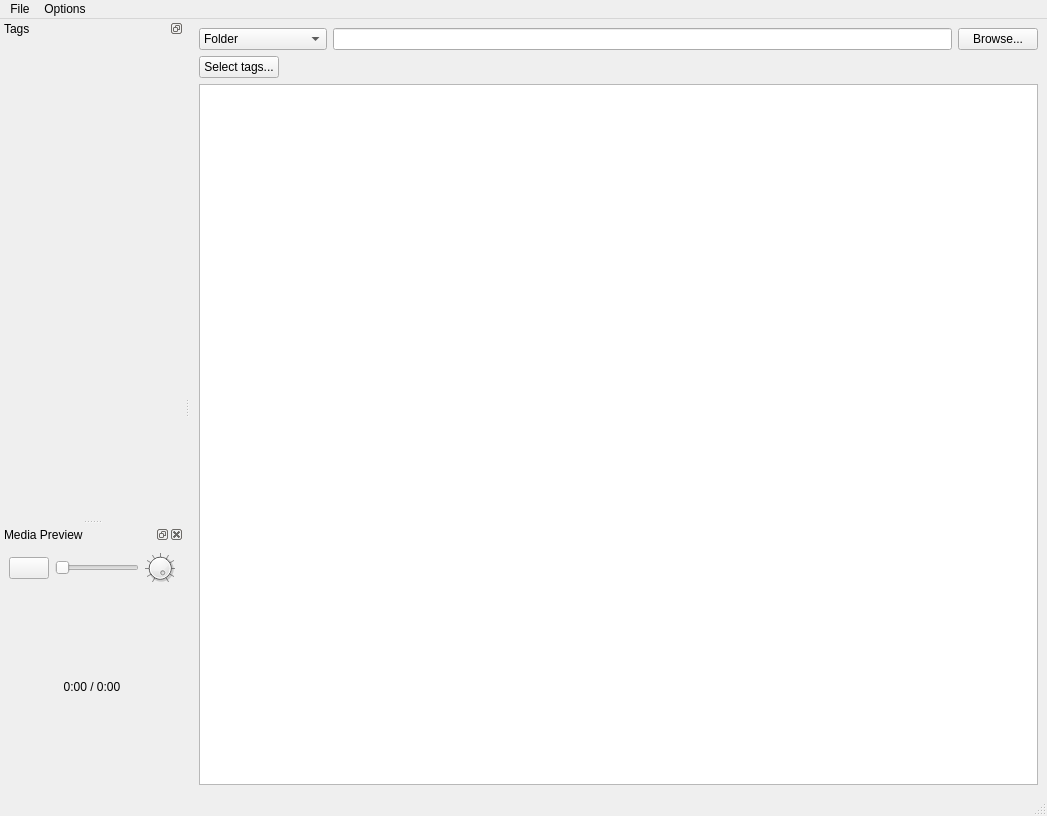
First picture: the form in ui/tagger_window.ui, repository midnightdim/declutter, before the edit.
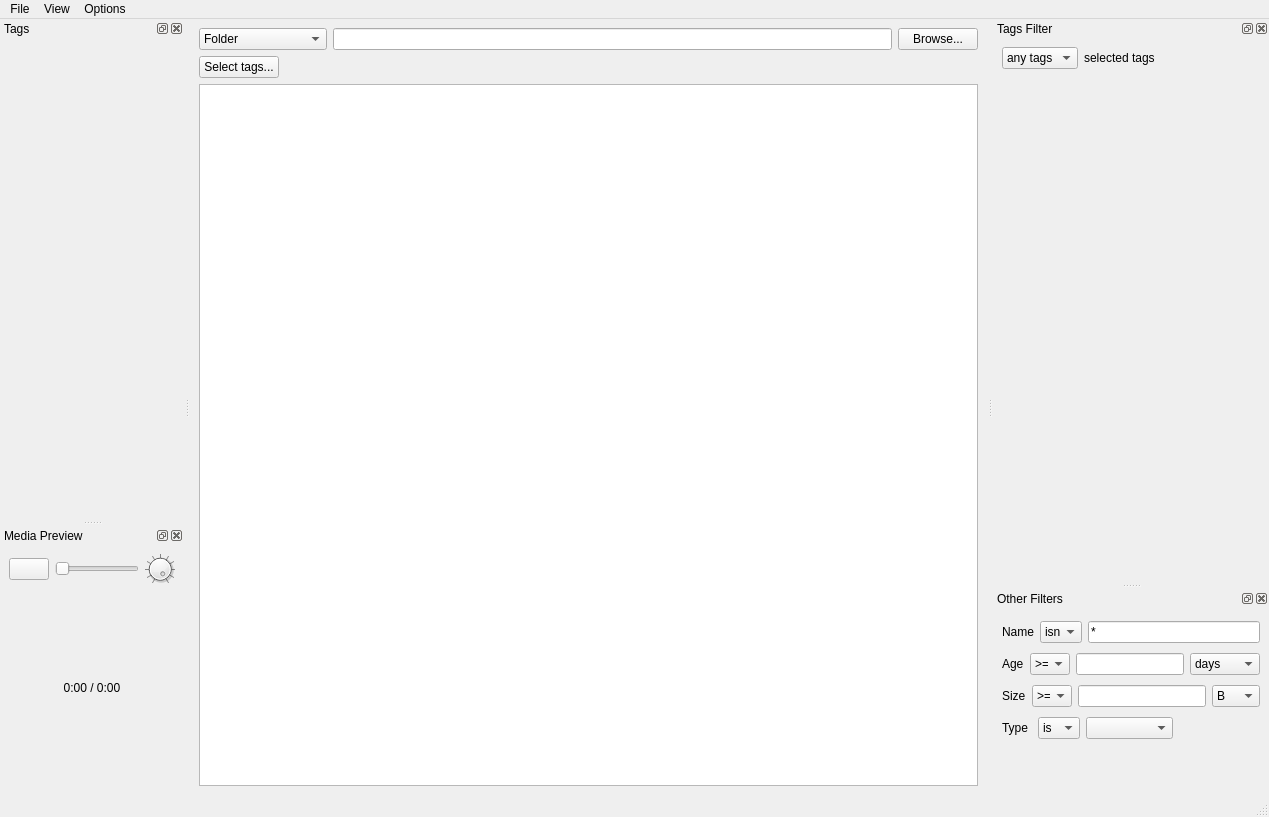
Second picture: the form after the edit. Icons and pictures are not drawn. Custom widgets are drawn as their Qt base class.

Commit message: added new dock widgets, implemented improvements

Diff of the .ui file:
```diff
--- a/ui/tagger_window.ui
+++ b/ui/tagger_window.ui
@@ -6,8 +6,8 @@
    <rect>
     <x>0</x>
     <y>0</y>
-    <width>1047</width>
-    <height>815</height>
+    <width>1269</width>
+    <height>817</height>
    </rect>
   </property>
   <property name="windowTitle">
@@ -114,7 +114,7 @@
     <rect>
      <x>0</x>
      <y>0</y>
-     <width>1047</width>
+     <width>1269</width>
      <height>21</height>
     </rect>
    </property>
@@ -144,8 +144,15 @@
      <addaction name="actionNone"/>
     </widget>
     <addaction name="recent_menu"/>
+    <addaction name="separator"/>
+   </widget>
+   <widget class="QMenu" name="menuView">
+    <property name="title">
+     <string>View</string>
+    </property>
    </widget>
    <addaction name="menuFile"/>
+   <addaction name="menuView"/>
    <addaction name="menuOptions"/>
   </widget>
   <widget class="QStatusBar" name="statusbar"/>
@@ -166,7 +173,7 @@
     <string notr="true"/>
    </property>
    <property name="features">
-    <set>QDockWidget::DockWidgetFloatable|QDockWidget::DockWidgetMovable</set>
+    <set>QDockWidget::AllDockWidgetFeatures</set>
    </property>
    <property name="allowedAreas">
     <set>Qt::LeftDockWidgetArea|Qt::RightDockWidgetArea</set>
@@ -344,6 +351,459 @@
     </layout>
    </widget>
   </widget>
+  <widget class="QDockWidget" name="tagsFilterDockWidget">
+   <property name="sizePolicy">
+    <sizepolicy hsizetype="MinimumExpanding" vsizetype="MinimumExpanding">
+     <horstretch>0</horstretch>
+     <verstretch>0</verstretch>
+    </sizepolicy>
+   </property>
+   <property name="minimumSize">
+    <size>
+     <width>180</width>
+     <height>500</height>
+    </size>
+   </property>
+   <property name="allowedAreas">
+    <set>Qt::LeftDockWidgetArea|Qt::RightDockWidgetArea</set>
+   </property>
+   <property name="windowTitle">
+    <string>Tags Filter</string>
+   </property>
+   <attribute name="dockWidgetArea">
+    <number>2</number>
+   </attribute>
+   <widget class="QWidget" name="dockWidgetContents_2">
+    <layout class="QGridLayout" name="gridLayout_7">
+     <item row="2" column="0">
+      <spacer name="verticalSpacer_2">
+       <property name="orientation">
+        <enum>Qt::Vertical</enum>
+       </property>
+       <property name="sizeHint" stdset="0">
+        <size>
+         <width>20</width>
+         <height>40</height>
+        </size>
+       </property>
+      </spacer>
+     </item>
+     <item row="1" column="0">
+      <layout class="QGridLayout" name="tagsFilterLayout"/>
+     </item>
+     <item row="0" column="0">
+      <layout class="QHBoxLayout" name="horizontalLayout_4">
+       <item>
+        <widget class="QComboBox" name="tagsFilterCombo">
+         <item>
+          <property name="text">
+           <string>any tags</string>
+          </property>
+         </item>
+         <item>
+          <property name="text">
+           <string>any of</string>
+          </property>
+         </item>
+         <item>
+          <property name="text">
+           <string>all of</string>
+          </property>
+         </item>
+         <item>
+          <property name="text">
+           <string>none of</string>
+          </property>
+         </item>
+         <item>
+          <property name="text">
+           <string>no tags</string>
+          </property>
+         </item>
+        </widget>
+       </item>
+       <item>
+        <widget class="QLabel" name="tagsFilterLabel">
+         <property name="text">
+          <string>selected tags</string>
+         </property>
+        </widget>
+       </item>
+       <item>
+        <spacer name="horizontalSpacer_7">
+         <property name="orientation">
+          <enum>Qt::Horizontal</enum>
+         </property>
+         <property name="sizeHint" stdset="0">
+          <size>
+           <width>40</width>
+           <height>20</height>
+          </size>
+         </property>
+        </spacer>
+       </item>
+      </layout>
+     </item>
+    </layout>
+   </widget>
+  </widget>
+  <widget class="QDockWidget" name="otherFiltersDockWidget">
+   <property name="sizePolicy">
+    <sizepolicy hsizetype="MinimumExpanding" vsizetype="Preferred">
+     <horstretch>0</horstretch>
+     <verstretch>0</verstretch>
+    </sizepolicy>
+   </property>
+   <property name="minimumSize">
+    <size>
+     <width>216</width>
+     <height>150</height>
+    </size>
+   </property>
+   <property name="allowedAreas">
+    <set>Qt::LeftDockWidgetArea|Qt::RightDockWidgetArea</set>
+   </property>
+   <property name="windowTitle">
+    <string>Other Filters</string>
+   </property>
+   <attribute name="dockWidgetArea">
+    <number>2</number>
+   </attribute>
+   <widget class="QWidget" name="dockWidgetContents_3">
+    <layout class="QVBoxLayout" name="verticalLayout">
+     <item>
+      <layout class="QHBoxLayout" name="horizontalLayout_6">
+       <item>
+        <widget class="QLabel" name="nameLabel">
+         <property name="sizePolicy">
+          <sizepolicy hsizetype="Preferred" vsizetype="Fixed">
+           <horstretch>0</horstretch>
+           <verstretch>0</verstretch>
+          </sizepolicy>
+         </property>
+         <property name="text">
+          <string>Name</string>
+         </property>
+        </widget>
+       </item>
+       <item>
+        <widget class="QComboBox" name="nameCombo">
+         <property name="sizePolicy">
+          <sizepolicy hsizetype="MinimumExpanding" vsizetype="Fixed">
+           <horstretch>0</horstretch>
+           <verstretch>0</verstretch>
+          </sizepolicy>
+         </property>
+         <property name="minimumSize">
+          <size>
+           <width>42</width>
+           <height>0</height>
+          </size>
+         </property>
+         <property name="maximumSize">
+          <size>
+           <width>42</width>
+           <height>16777215</height>
+          </size>
+         </property>
+         <item>
+          <property name="text">
+           <string>isn't</string>
+          </property>
+         </item>
+         <item>
+          <property name="text">
+           <string>is</string>
+          </property>
+         </item>
+        </widget>
+       </item>
+       <item>
+        <widget class="QLineEdit" name="filemask">
+         <property name="sizePolicy">
+          <sizepolicy hsizetype="MinimumExpanding" vsizetype="Fixed">
+           <horstretch>0</horstretch>
+           <verstretch>0</verstretch>
+          </sizepolicy>
+         </property>
+         <property name="minimumSize">
+          <size>
+           <width>60</width>
+           <height>0</height>
+          </size>
+         </property>
+         <property name="text">
+          <string>*</string>
+         </property>
+        </widget>
+       </item>
+      </layout>
+     </item>
+     <item>
+      <layout class="QHBoxLayout" name="ageLayout">
+       <item>
+        <widget class="QLabel" name="ageLabel">
+         <property name="text">
+          <string>Age</string>
+         </property>
+        </widget>
+       </item>
+       <item>
+        <widget class="QComboBox" name="ageCombo">
+         <property name="minimumSize">
+          <size>
+           <width>40</width>
+           <height>0</height>
+          </size>
+         </property>
+         <property name="maximumSize">
+          <size>
+           <width>40</width>
+           <height>16777215</height>
+          </size>
+         </property>
+         <item>
+          <property name="text">
+           <string>&gt;=</string>
+          </property>
+         </item>
+         <item>
+          <property name="text">
+           <string>&lt;</string>
+          </property>
+         </item>
+        </widget>
+       </item>
+       <item>
+        <widget class="QLineEdit" name="age">
+         <property name="sizePolicy">
+          <sizepolicy hsizetype="MinimumExpanding" vsizetype="Fixed">
+           <horstretch>0</horstretch>
+           <verstretch>0</verstretch>
+          </sizepolicy>
+         </property>
+         <property name="minimumSize">
+          <size>
+           <width>45</width>
+           <height>0</height>
+          </size>
+         </property>
+         <property name="maxLength">
+          <number>8</number>
+         </property>
+        </widget>
+       </item>
+       <item>
+        <widget class="QComboBox" name="ageUnitsCombo">
+         <property name="minimumSize">
+          <size>
+           <width>60</width>
+           <height>0</height>
+          </size>
+         </property>
+         <item>
+          <property name="text">
+           <string>days</string>
+          </property>
+         </item>
+         <item>
+          <property name="text">
+           <string>weeks</string>
+          </property>
+         </item>
+         <item>
+          <property name="text">
+           <string>months</string>
+          </property>
+         </item>
+         <item>
+          <property name="text">
+           <string>years</string>
+          </property>
+         </item>
+        </widget>
+       </item>
+      </layout>
+     </item>
+     <item>
+      <layout class="QHBoxLayout" name="sizeLayout">
+       <item>
+        <widget class="QLabel" name="sizeLabel">
+         <property name="text">
+          <string>Size</string>
+         </property>
+        </widget>
+       </item>
+       <item>
+        <widget class="QComboBox" name="sizeCombo">
+         <property name="minimumSize">
+          <size>
+           <width>40</width>
+           <height>0</height>
+          </size>
+         </property>
+         <property name="maximumSize">
+          <size>
+           <width>40</width>
+           <height>16777215</height>
+          </size>
+         </property>
+         <item>
+          <property name="text">
+           <string>&gt;=</string>
+          </property>
+         </item>
+         <item>
+          <property name="text">
+           <string>&lt;</string>
+          </property>
+         </item>
+        </widget>
+       </item>
+       <item>
+        <widget class="QLineEdit" name="size">
+         <property name="sizePolicy">
+          <sizepolicy hsizetype="MinimumExpanding" vsizetype="Fixed">
+           <horstretch>0</horstretch>
+           <verstretch>0</verstretch>
+          </sizepolicy>
+         </property>
+         <property name="minimumSize">
+          <size>
+           <width>45</width>
+           <height>0</height>
+          </size>
+         </property>
+         <property name="maxLength">
+          <number>10</number>
+         </property>
+        </widget>
+       </item>
+       <item>
+        <widget class="QComboBox" name="sizeUnitsCombo">
+         <property name="minimumSize">
+          <size>
+           <width>40</width>
+           <height>0</height>
+          </size>
+         </property>
+         <item>
+          <property name="text">
+           <string>B</string>
+          </property>
+         </item>
+         <item>
+          <property name="text">
+           <string>KB</string>
+          </property>
+         </item>
+         <item>
+          <property name="text">
+           <string>MB</string>
+          </property>
+         </item>
+         <item>
+          <property name="text">
+           <string>GB</string>
+          </property>
+         </item>
+         <item>
+          <property name="text">
+           <string>TB</string>
+          </property>
+         </item>
+        </widget>
+       </item>
+      </layout>
+     </item>
+     <item>
+      <layout class="QHBoxLayout" name="horizontalLayout_9">
+       <item>
+        <widget class="QLabel" name="typeLabel">
+         <property name="text">
+          <string>Type </string>
+         </property>
+        </widget>
+       </item>
+       <item>
+        <widget class="QComboBox" name="typeSwitchCombo">
+         <property name="minimumSize">
+          <size>
+           <width>42</width>
+           <height>0</height>
+          </size>
+         </property>
+         <property name="maximumSize">
+          <size>
+           <width>42</width>
+           <height>16777215</height>
+          </size>
+         </property>
+         <property name="baseSize">
+          <size>
+           <width>0</width>
+           <height>0</height>
+          </size>
+         </property>
+         <item>
+          <property name="text">
+           <string>is</string>
+          </property>
+         </item>
+         <item>
+          <property name="text">
+           <string>isn't</string>
+          </property>
+         </item>
+        </widget>
+       </item>
+       <item>
+        <widget class="QComboBox" name="typeCombo">
+         <property name="sizePolicy">
+          <sizepolicy hsizetype="MinimumExpanding" vsizetype="Fixed">
+           <horstretch>0</horstretch>
+           <verstretch>0</verstretch>
+          </sizepolicy>
+         </property>
+        </widget>
+       </item>
+       <item>
+        <spacer name="horizontalSpacer_6">
+         <property name="orientation">
+          <enum>Qt::Horizontal</enum>
+         </property>
+         <property name="sizeType">
+          <enum>QSizePolicy::Expanding</enum>
+         </property>
+         <property name="sizeHint" stdset="0">
+          <size>
+           <width>40</width>
+           <height>20</height>
+          </size>
+         </property>
+        </spacer>
+       </item>
+      </layout>
+     </item>
+     <item>
+      <spacer name="verticalSpacer_3">
+       <property name="orientation">
+        <enum>Qt::Vertical</enum>
+       </property>
+       <property name="sizeType">
+        <enum>QSizePolicy::Preferred</enum>
+       </property>
+       <property name="sizeHint" stdset="0">
+        <size>
+         <width>20</width>
+         <height>40</height>
+        </size>
+       </property>
+      </spacer>
+     </item>
+    </layout>
+   </widget>
+  </widget>
   <action name="actionManage_Tags">
    <property name="text">
     <string>Manage Tags</string>
```
Left out of the diff: 9 changed lines with no effect on the pictures. The commit also changes 6 other files.
